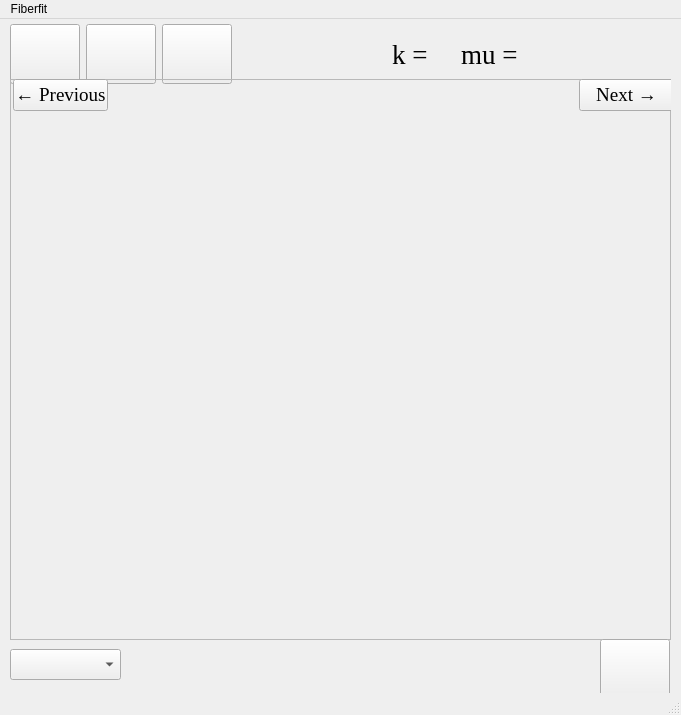
NTMatBoiseState/FiberFit, file fiberfit/fiberfit.ui: the form before one commit.
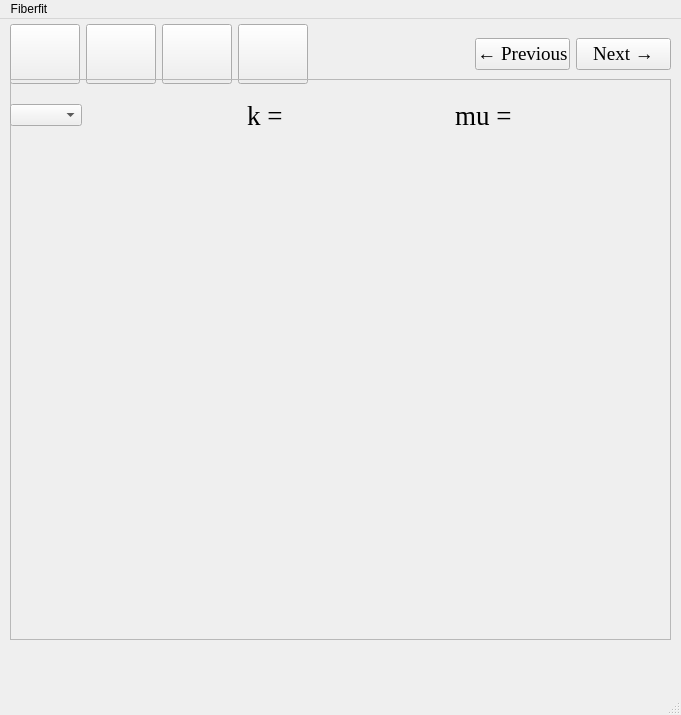
The form after the commit. Icons and pictures are not drawn.

Commit message: This commit of a version ofthe program as of Thursday morning.

```diff
--- a/fiberfit/fiberfit.ui
+++ b/fiberfit/fiberfit.ui
@@ -41,7 +41,7 @@
       <x>10</x>
       <y>0</y>
       <width>661</width>
-      <height>70</height>
+      <height>71</height>
      </rect>
     </property>
     <layout class="QHBoxLayout" name="horizontalLayoutStartLoadButton">
@@ -159,6 +159,41 @@
        </property>
       </widget>
      </item>
+     <item>
+      <widget class="QPushButton" name="clearButton">
+       <property name="sizePolicy">
+        <sizepolicy hsizetype="Minimum" vsizetype="Expanding">
+         <horstretch>0</horstretch>
+         <verstretch>0</verstretch>
+        </sizepolicy>
+       </property>
+       <property name="minimumSize">
+        <size>
+         <width>70</width>
+         <height>60</height>
+        </size>
+       </property>
+       <property name="maximumSize">
+        <size>
+         <width>70</width>
+         <height>60</height>
+        </size>
+       </property>
+       <property name="text">
+        <string/>
+       </property>
+       <property name="icon">
+        <iconset>
+         <normaloff>images/clearButton.png</normaloff>images/clearButton.png</iconset>
+       </property>
+       <property name="iconSize">
+        <size>
+         <width>40</width>
+         <height>40</height>
+        </size>
+       </property>
+      </widget>
+     </item>
      <item>
       <spacer name="horizontalSpacer_3">
        <property name="orientation">
@@ -173,64 +208,55 @@
       </spacer>
      </item>
      <item>
-      <widget class="QLabel" name="kLabel">
+      <widget class="QPushButton" name="prevButton">
+       <property name="minimumSize">
+        <size>
+         <width>95</width>
+         <height>32</height>
+        </size>
+       </property>
+       <property name="maximumSize">
+        <size>
+         <width>95</width>
+         <height>32</height>
+        </size>
+       </property>
        <property name="font">
         <font>
          <family>Times New Roman</family>
-         <pointsize>20</pointsize>
-         <italic>false</italic>
+         <pointsize>14</pointsize>
         </font>
        </property>
        <property name="text">
-        <string>k = </string>
+        <string>← Previous</string>
        </property>
-       <property name="textFormat">
-        <enum>Qt::AutoText</enum>
-       </property>
       </widget>
      </item>
      <item>
-      <spacer name="horizontalSpacer_4">
-       <property name="orientation">
-        <enum>Qt::Horizontal</enum>
+      <widget class="QPushButton" name="nextButton">
+       <property name="minimumSize">
+        <size>
+         <width>95</width>
+         <height>32</height>
+        </size>
        </property>
-       <property name="sizeType">
-        <enum>QSizePolicy::Preferred</enum>
-       </property>
-       <property name="sizeHint" stdset="0">
+       <property name="maximumSize">
         <size>
-         <width>20</width>
-         <height>20</height>
+         <width>95</width>
+         <height>32</height>
         </size>
        </property>
-      </spacer>
-     </item>
-     <item>
-      <widget class="QLabel" name="muLabel">
        <property name="font">
         <font>
          <family>Times New Roman</family>
-         <pointsize>20</pointsize>
+         <pointsize>14</pointsize>
         </font>
        </property>
        <property name="text">
-        <string>mu =</string>
+        <string>Next →</string>
        </property>
       </widget>
      </item>
-     <item>
-      <spacer name="horizontalSpacer">
-       <property name="orientation">
-        <enum>Qt::Horizontal</enum>
-       </property>
-       <property name="sizeHint" stdset="0">
-        <size>
-         <width>40</width>
-         <height>20</height>
-        </size>
-       </property>
-      </spacer>
-     </item>
     </layout>
    </widget>
    <widget class="QFrame" name="figureFrame">
@@ -252,9 +278,9 @@
      <property name="geometry">
       <rect>
        <x>0</x>
-       <y>30</y>
+       <y>60</y>
        <width>661</width>
-       <height>531</height>
+       <height>501</height>
       </rect>
      </property>
      <layout class="QGridLayout" name="gridLayout"/>
@@ -262,35 +288,69 @@
     <widget class="QWidget" name="horizontalLayoutWidget_2">
      <property name="geometry">
       <rect>
-       <x>3</x>
-       <y>0</y>
+       <x>0</x>
+       <y>20</y>
        <width>661</width>
        <height>32</height>
       </rect>
      </property>
      <layout class="QHBoxLayout" name="horizontalLayoutNavButton">
       <item>
-       <widget class="QPushButton" name="prevButton">
-        <property name="minimumSize">
+       <widget class="QComboBox" name="selectImgBox"/>
+      </item>
+      <item>
+       <spacer name="horizontalSpacer">
+        <property name="orientation">
+         <enum>Qt::Horizontal</enum>
+        </property>
+        <property name="sizeHint" stdset="0">
          <size>
-          <width>95</width>
-          <height>32</height>
+          <width>40</width>
+          <height>20</height>
          </size>
         </property>
-        <property name="maximumSize">
+       </spacer>
+      </item>
+      <item>
+       <widget class="QLabel" name="kLabel">
+        <property name="font">
+         <font>
+          <family>Times New Roman</family>
+          <pointsize>20</pointsize>
+          <italic>false</italic>
+         </font>
+        </property>
+        <property name="text">
+         <string>k = </string>
+        </property>
+        <property name="textFormat">
+         <enum>Qt::AutoText</enum>
+        </property>
+       </widget>
+      </item>
+      <item>
+       <spacer name="horizontalSpacer_4">
+        <property name="orientation">
+         <enum>Qt::Horizontal</enum>
+        </property>
+        <property name="sizeHint" stdset="0">
          <size>
-          <width>95</width>
-          <height>32</height>
+          <width>40</width>
+          <height>20</height>
          </size>
         </property>
+       </spacer>
+      </item>
+      <item>
+       <widget class="QLabel" name="muLabel">
         <property name="font">
          <font>
           <family>Times New Roman</family>
-          <pointsize>14</pointsize>
+          <pointsize>20</pointsize>
          </font>
         </property>
         <property name="text">
-         <string>← Previous</string>
+         <string>mu =</string>
         </property>
        </widget>
       </item>
@@ -307,85 +367,9 @@
         </property>
        </spacer>
       </item>
-      <item>
-       <widget class="QPushButton" name="nextButton">
-        <property name="minimumSize">
-         <size>
-          <width>95</width>
-          <height>32</height>
-         </size>
-        </property>
-        <property name="maximumSize">
-         <size>
-          <width>95</width>
-          <height>32</height>
-         </size>
-        </property>
-        <property name="font">
-         <font>
-          <family>Times New Roman</family>
-          <pointsize>14</pointsize>
-         </font>
-        </property>
-        <property name="text">
-         <string>Next →</string>
-        </property>
-       </widget>
-      </item>
      </layout>
     </widget>
    </widget>
-   <widget class="QPushButton" name="clearButton">
-    <property name="geometry">
-     <rect>
-      <x>600</x>
-      <y>620</y>
-      <width>70</width>
-      <height>60</height>
-     </rect>
-    </property>
-    <property name="sizePolicy">
-     <sizepolicy hsizetype="Minimum" vsizetype="Expanding">
-      <horstretch>0</horstretch>
-      <verstretch>0</verstretch>
-     </sizepolicy>
-    </property>
-    <property name="minimumSize">
-     <size>
-      <width>70</width>
-      <height>60</height>
-     </size>
-    </property>
-    <property name="maximumSize">
-     <size>
-      <width>70</width>
-      <height>60</height>
-     </size>
-    </property>
-    <property name="text">
-     <string/>
-    </property>
-    <property name="icon">
-     <iconset>
-      <normaloff>images/clearButton.png</normaloff>images/clearButton.png</iconset>
-    </property>
-    <property name="iconSize">
-     <size>
-      <width>40</width>
-      <height>40</height>
-     </size>
-    </property>
-   </widget>
-   <widget class="QComboBox" name="selectImgBox">
-    <property name="geometry">
-     <rect>
-      <x>10</x>
-      <y>630</y>
-      <width>111</width>
-      <height>31</height>
-     </rect>
-    </property>
-   </widget>
   </widget>
   <widget class="QMenuBar" name="menubar">
    <property name="geometry">
```
The commit also changes 2 other files.
